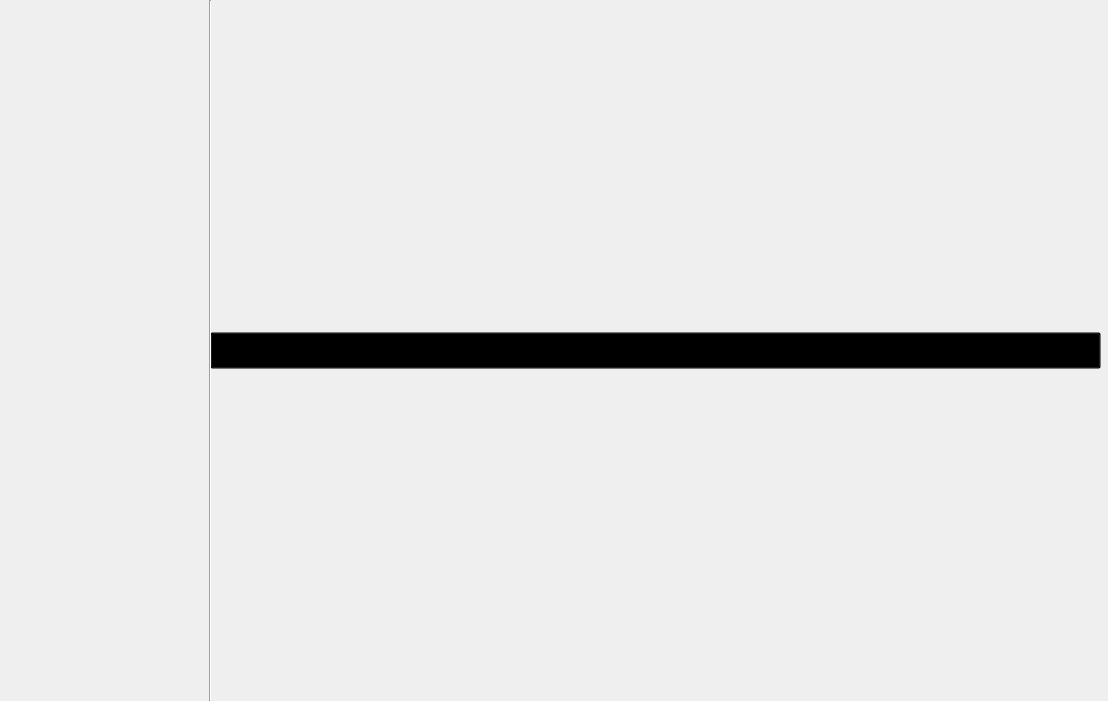
Qt form src/view/staff/main.ui (dangchien2003/QL_BanVePhim) before a commit.
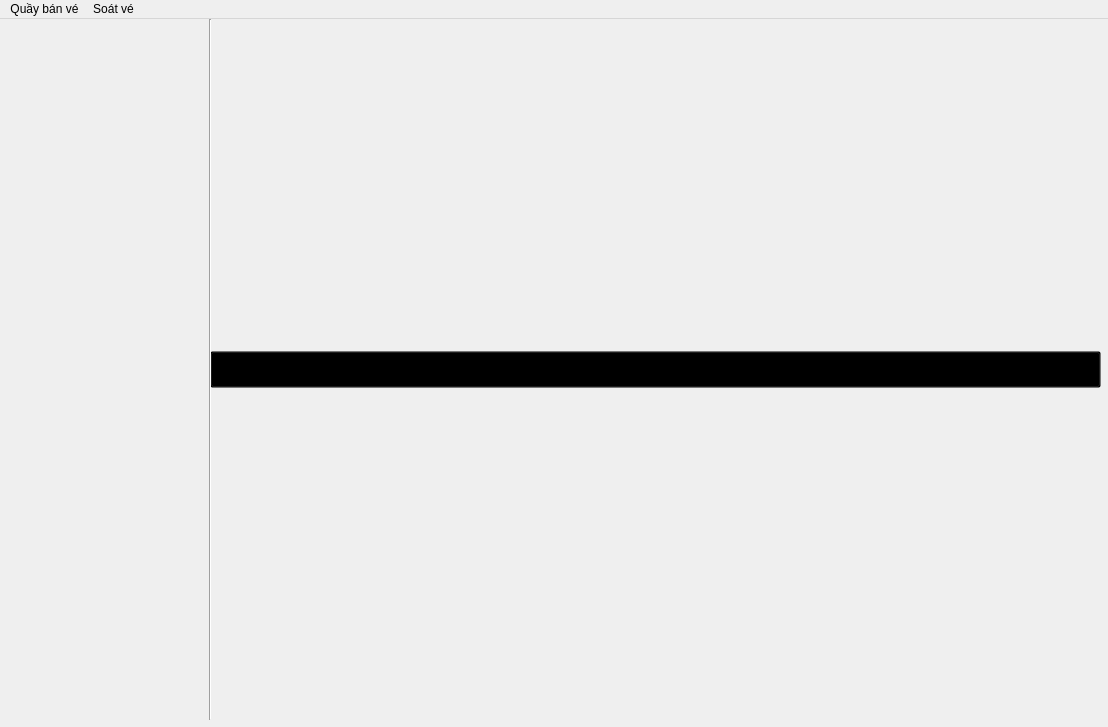
The same form after that commit.

```diff
--- a/src/view/staff/main.ui
+++ b/src/view/staff/main.ui
@@ -7,7 +7,7 @@
     <x>0</x>
     <y>0</y>
     <width>1108</width>
-    <height>701</height>
+    <height>727</height>
    </rect>
   </property>
   <property name="windowTitle">
@@ -61,6 +61,28 @@
     </property>
    </widget>
   </widget>
+  <widget class="QMenuBar" name="menuBar">
+   <property name="geometry">
+    <rect>
+     <x>0</x>
+     <y>0</y>
+     <width>1108</width>
+     <height>26</height>
+    </rect>
+   </property>
+   <widget class="QMenu" name="buy_ticket">
+    <property name="title">
+     <string>Quầy bán vé</string>
+    </property>
+   </widget>
+   <widget class="QMenu" name="checkin">
+    <property name="title">
+     <string>Soát vé</string>
+    </property>
+   </widget>
+   <addaction name="buy_ticket"/>
+   <addaction name="checkin"/>
+  </widget>
  </widget>
  <resources/>
  <connections/>
```
